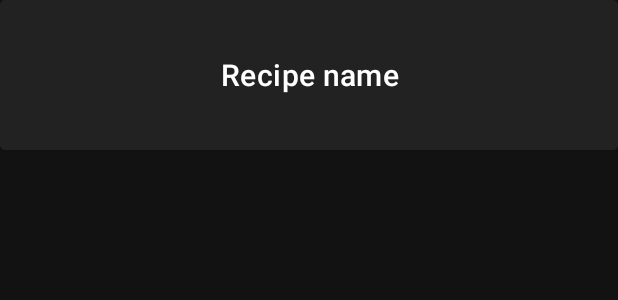
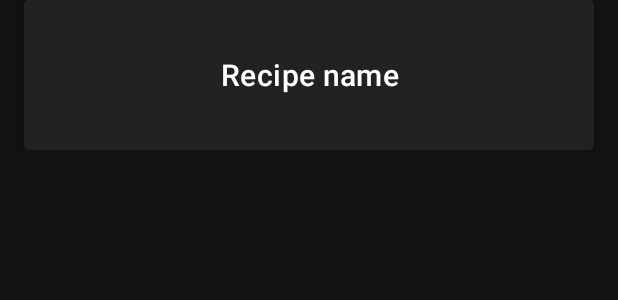
Before and after one commit to asleao/baking-app, an Android app: the layout recipe_card.xml on its own in the app's theme, with its tools: preview values and no code run, on a phone screen of 412 x 824 dp. Shown: the top 300 px of the screen. Run offline under Robolectric (Android 15) with nearby library versions, the light colour scheme and no system bars.

Commit message:
CardView margins.

```diff
--- a/app/src/main/java/br/com/bakingapp/recipes/ui/RecipeActivity.java
+++ b/app/src/main/java/br/com/bakingapp/recipes/ui/RecipeActivity.java
@@ -26,7 +26,7 @@ public class RecipeActivity extends AppCompatActivity {
         setContentView(R.layout.activity_recipe);
 
         NavHostFragment navHostFragment = (NavHostFragment) getSupportFragmentManager().findFragmentById(R.id.fg_recipes_navhost);
-        NavController navController = navHostFragment.getNavController();
+        navController = navHostFragment.getNavController();
 
         appBarConfiguration = new AppBarConfiguration.
                 Builder(navController.getGraph()).
--- a/app/src/main/res/layout/recipe_card.xml
+++ b/app/src/main/res/layout/recipe_card.xml
@@ -5,6 +5,10 @@
     android:layout_width="match_parent"
     android:layout_height="wrap_content"
     android:layout_marginBottom="16dp"
+    android:layout_marginStart="16dp"
+    android:layout_marginLeft="16dp"
+    android:layout_marginEnd="16dp"
+    android:layout_marginRight="16dp"
     app:cardCornerRadius="3dp"
     app:cardElevation="2dp">
 
--- a/app/src/main/res/layout/recipe_fragment.xml
+++ b/app/src/main/res/layout/recipe_fragment.xml
@@ -12,6 +12,7 @@
         android:layout_width="match_parent"
         android:layout_height="match_parent"
         android:textAlignment="center"
+        android:layout_marginTop="16dp"
         app:layout_constraintBottom_toBottomOf="parent"
         app:layout_constraintEnd_toEndOf="parent"
         app:layout_constraintStart_toStartOf="parent"
```
